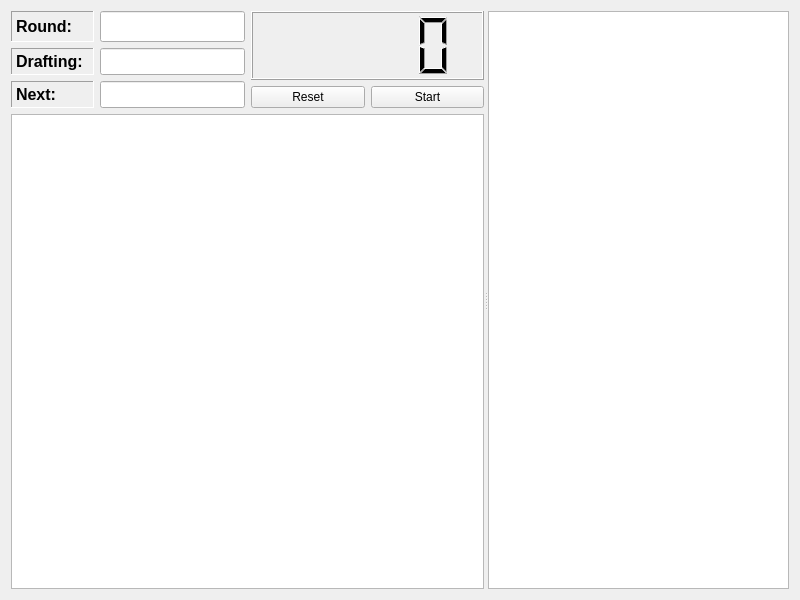
This is ui_mainwidget.ui in ambrice/ffdraft as Qt 5 draws it before an edit. The edited form follows.
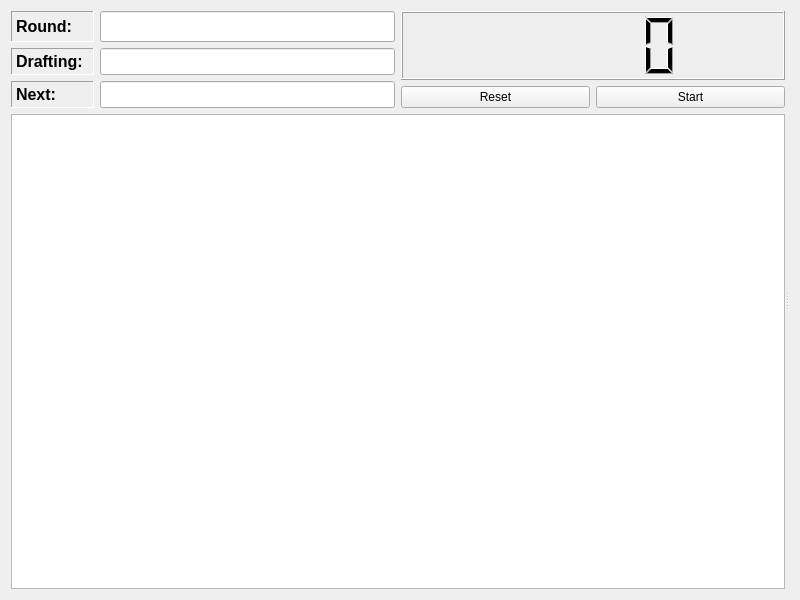
This is the edited form.

Commit message: Changed QTreeView to QToolBox to show the drafted players

Diff of the .ui file:
```diff
--- a/ui_mainwidget.ui
+++ b/ui_mainwidget.ui
@@ -18,7 +18,7 @@
      <property name="orientation" >
       <enum>Qt::Horizontal</enum>
      </property>
-     <widget class="QWidget" name="" >
+     <widget class="QWidget" name="layoutWidget" >
       <layout class="QVBoxLayout" >
        <item>
         <layout class="QHBoxLayout" >
@@ -218,15 +218,9 @@
        </item>
       </layout>
      </widget>
-     <widget class="QTreeView" name="drafted_view" >
-      <property name="sizePolicy" >
-       <sizepolicy vsizetype="Expanding" hsizetype="Preferred" >
-        <horstretch>0</horstretch>
-        <verstretch>0</verstretch>
-       </sizepolicy>
-      </property>
-      <property name="editTriggers" >
-       <set>QAbstractItemView::NoEditTriggers</set>
+     <widget class="QToolBox" name="drafted_view" >
+      <property name="currentIndex" >
+       <number>-1</number>
       </property>
      </widget>
     </widget>
```
The commit also changes 3 other files.
